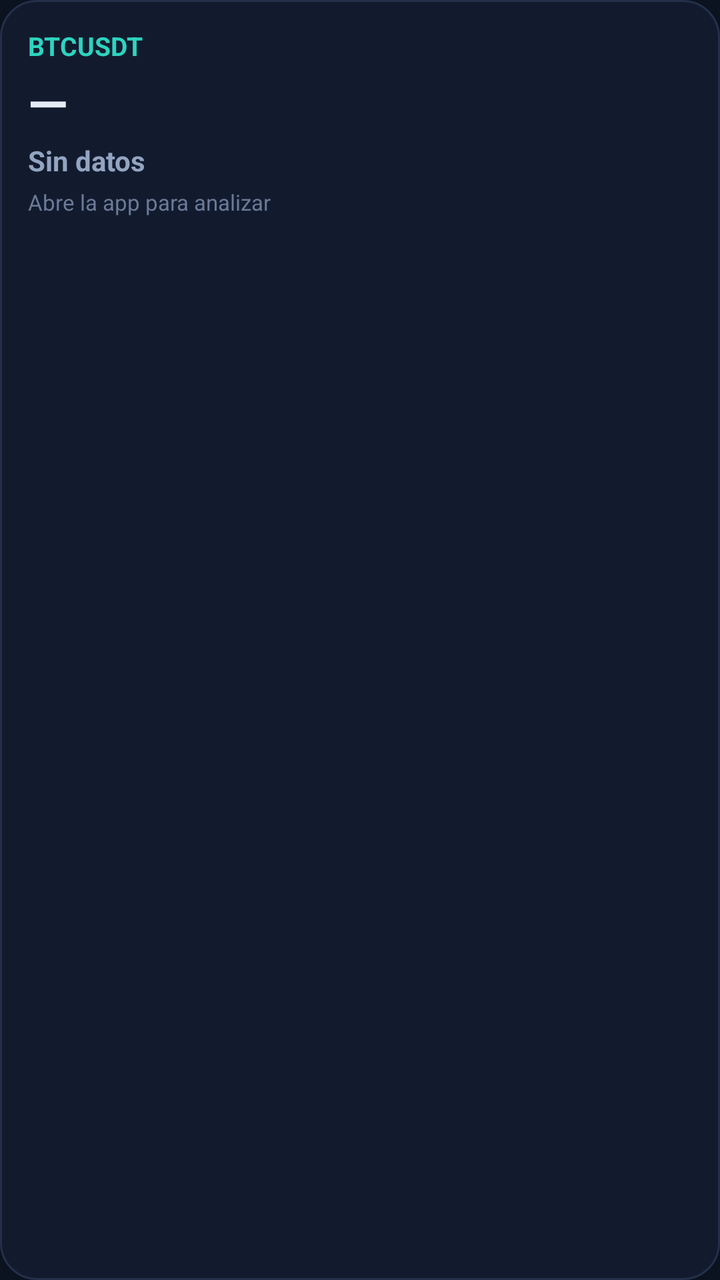
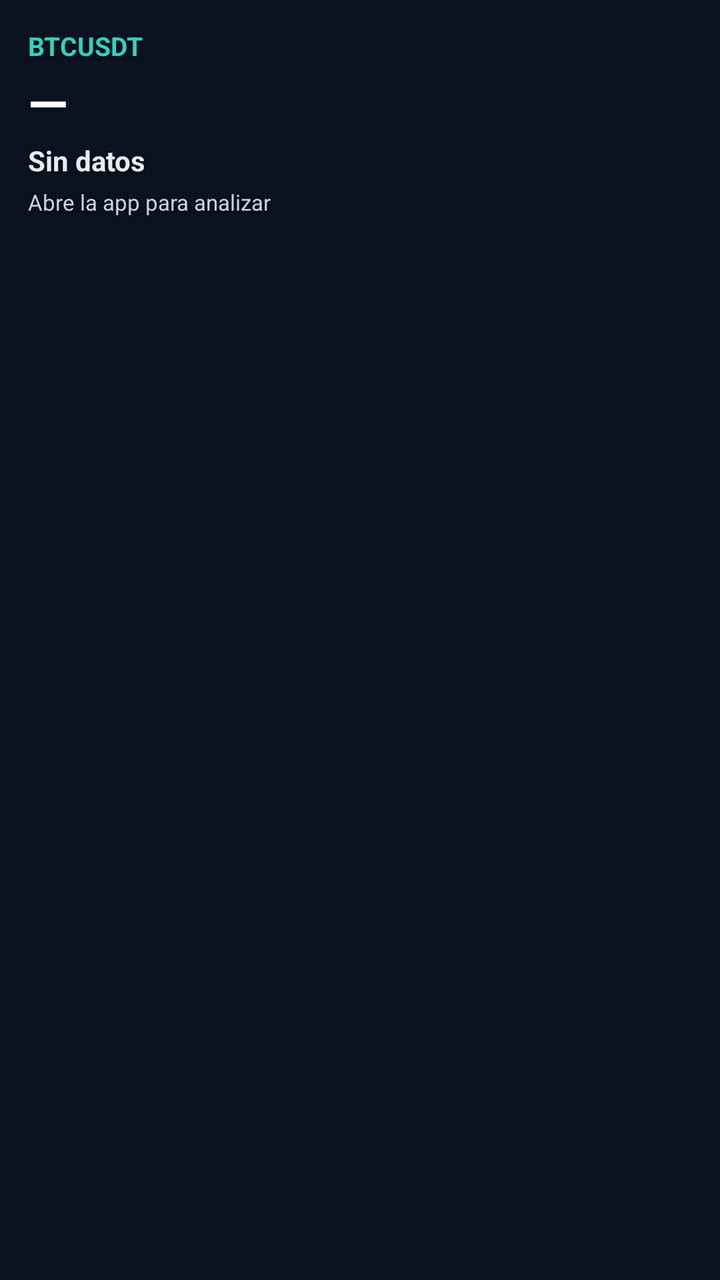

Screens rendered from an Android XML layout before and after an edit, with the pre-edit source and the edit as a unified diff.
<!-- AndroidManifest.xml: application theme Theme.OctoTrading -->
<!-- res/layout/widget_octo.xml -->
<?xml version="1.0" encoding="utf-8"?>
<LinearLayout xmlns:android="http://schemas.android.com/apk/res/android"
    android:id="@+id/widget_root"
    android:layout_width="match_parent"
    android:layout_height="match_parent"
    android:orientation="vertical"
    android:padding="14dp"
    android:background="@drawable/widget_bg">

    <TextView
        android:id="@+id/widget_symbol"
        android:layout_width="wrap_content"
        android:layout_height="wrap_content"
        android:textColor="#2DD4BF"
        android:textSize="13sp"
        android:textStyle="bold"
        android:text="BTCUSDT" />

    <TextView
        android:id="@+id/widget_price"
        android:layout_width="wrap_content"
        android:layout_height="wrap_content"
        android:paddingTop="2dp"
        android:textColor="#E6ECF5"
        android:textSize="26sp"
        android:textStyle="bold"
        android:text="—" />

    <TextView
        android:id="@+id/widget_action"
        android:layout_width="wrap_content"
        android:layout_height="wrap_content"
        android:paddingTop="2dp"
        android:textColor="#93A4C0"
        android:textSize="14sp"
        android:textStyle="bold"
        android:text="Sin datos" />

    <TextView
        android:id="@+id/widget_hint"
        android:layout_width="wrap_content"
        android:layout_height="wrap_content"
        android:paddingTop="4dp"
        android:textColor="#6B7A97"
        android:textSize="11sp"
        android:text="Abre la app para analizar" />

</LinearLayout>
<!-- resources referenced by this layout -->
<resources>
  <!-- drawable widget_bg (drawable) -->
  <?xml version="1.0" encoding="utf-8"?>
  <shape xmlns:android="http://schemas.android.com/apk/res/android"
      android:shape="rectangle">
      <solid android:color="#121B2E" />
      <corners android:radius="18dp" />
      <stroke android:width="1dp" android:color="#24304A" />
  </shape>
  <style name="Theme.OctoTrading" parent="android:Theme.Material.NoActionBar">
          <item name="android:statusBarColor">#0B1220</item>
          <item name="android:navigationBarColor">#0B1220</item>
          <item name="android:windowBackground">#0B1220</item>
      </style>
</resources>

<!-- the commit's change to res/layout/widget_octo.xml (unified diff, before → after) -->
@@ -4,8 +4,7 @@
     android:layout_width="match_parent"
     android:layout_height="match_parent"
     android:orientation="vertical"
-    android:padding="14dp"
-    android:background="@drawable/widget_bg">
+    android:padding="14dp">
 
     <TextView
         android:id="@+id/widget_symbol"
@@ -14,6 +13,10 @@
         android:textColor="#2DD4BF"
         android:textSize="13sp"
         android:textStyle="bold"
+        android:shadowColor="#CC000000"
+        android:shadowDx="0"
+        android:shadowDy="1"
+        android:shadowRadius="4"
         android:text="BTCUSDT" />
 
     <TextView
@@ -21,9 +24,13 @@
         android:layout_width="wrap_content"
         android:layout_height="wrap_content"
         android:paddingTop="2dp"
-        android:textColor="#E6ECF5"
+        android:textColor="#FFFFFF"
         android:textSize="26sp"
         android:textStyle="bold"
+        android:shadowColor="#CC000000"
+        android:shadowDx="0"
+        android:shadowDy="1"
+        android:shadowRadius="5"
         android:text="—" />
 
     <TextView
@@ -31,9 +38,13 @@
         android:layout_width="wrap_content"
         android:layout_height="wrap_content"
         android:paddingTop="2dp"
-        android:textColor="#93A4C0"
+        android:textColor="#E6ECF5"
         android:textSize="14sp"
         android:textStyle="bold"
+        android:shadowColor="#CC000000"
+        android:shadowDx="0"
+        android:shadowDy="1"
+        android:shadowRadius="4"
         android:text="Sin datos" />
 
     <TextView
@@ -41,8 +52,12 @@
         android:layout_width="wrap_content"
         android:layout_height="wrap_content"
         android:paddingTop="4dp"
-        android:textColor="#6B7A97"
+        android:textColor="#C7D2E3"
         android:textSize="11sp"
+        android:shadowColor="#CC000000"
+        android:shadowDx="0"
+        android:shadowDy="1"
+        android:shadowRadius="4"
         android:text="Abre la app para analizar" />
 
 </LinearLayout>
<!-- resource entries referenced after the edit -->
@@ -1,13 +1,5 @@
 <!-- resources referenced by this layout -->
 <resources>
-  <!-- drawable widget_bg (drawable) -->
-  <?xml version="1.0" encoding="utf-8"?>
-  <shape xmlns:android="http://schemas.android.com/apk/res/android"
-      android:shape="rectangle">
-      <solid android:color="#121B2E" />
-      <corners android:radius="18dp" />
-      <stroke android:width="1dp" android:color="#24304A" />
-  </shape>
   <style name="Theme.OctoTrading" parent="android:Theme.Material.NoActionBar">
           <item name="android:statusBarColor">#0B1220</item>
           <item name="android:navigationBarColor">#0B1220</item>
